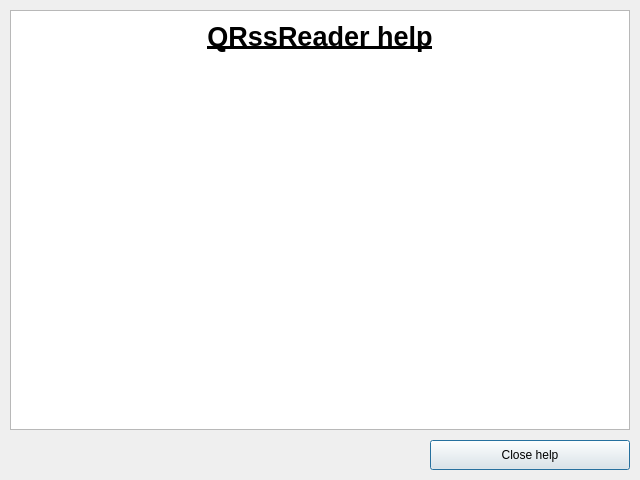
The window that HelpDialog.ui (kacerpetr/QRssReader) describes before a commit, drawn with Qt 5.
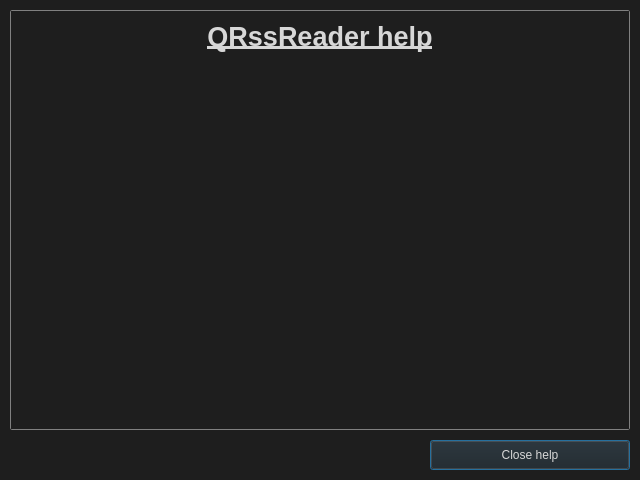
The same window after the commit. Icons and pictures are not drawn.

Commit message: Improved look of application dialogs

Patch:
```diff
--- a/HelpDialog.ui
+++ b/HelpDialog.ui
@@ -18,8 +18,32 @@
     <normaloff>:/icons/qrssreader</normaloff>:/icons/qrssreader</iconset>
   </property>
   <property name="styleSheet">
-   <string notr="true">#contents{
-	background-color: white;
+   <string notr="true">#HelpDialog{
+	background-color: rgb(30, 30, 30);
+}
+
+QLabel{
+	color: rgb(215,215,215);
+}
+
+QScrollArea{
+	border: 1px solid gray;
+	border-radius: 2px;
+}
+
+QScrollArea{
+	border: 1px solid gray;
+	border-radius: 2px;
+}
+
+#contents{
+	background-color: rgb(30, 30, 30);
+	color: rgb(215,215,215);
+}
+
+QPushButton{
+	background-color: rgb(30, 30, 30);
+	color: rgb(215,215,215);
 }</string>
   </property>
   <layout class="QVBoxLayout" name="verticalLayout">
```
Left out of the diff: 2 changed lines with no effect on the pictures. The commit also changes 27 other files.
